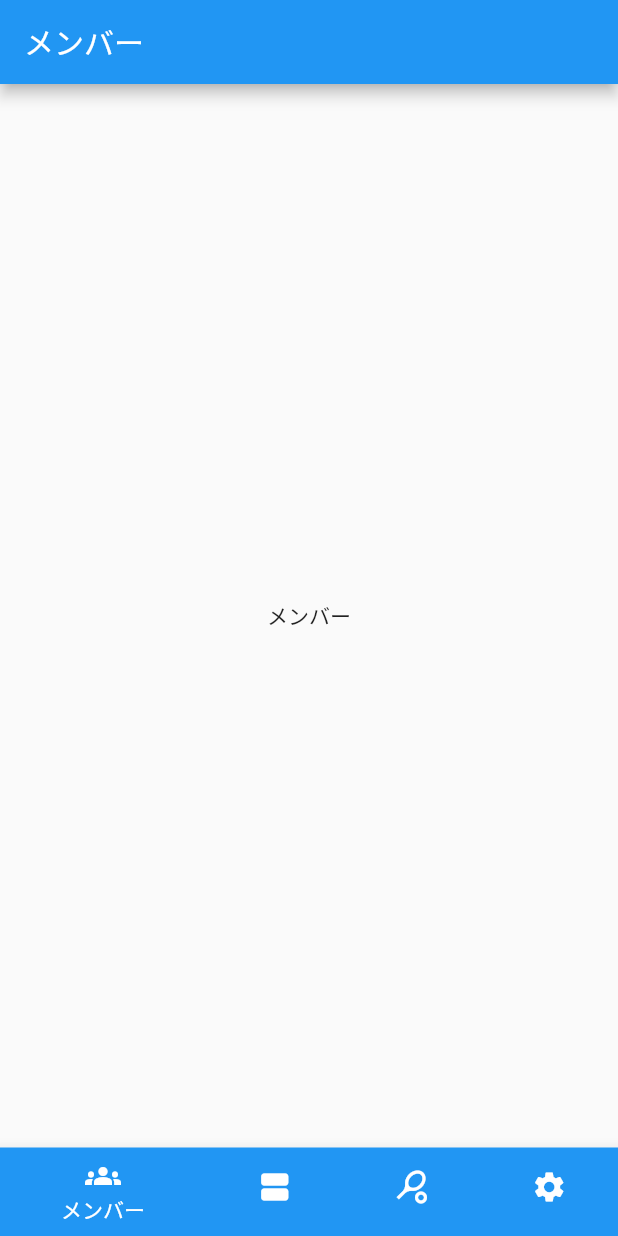
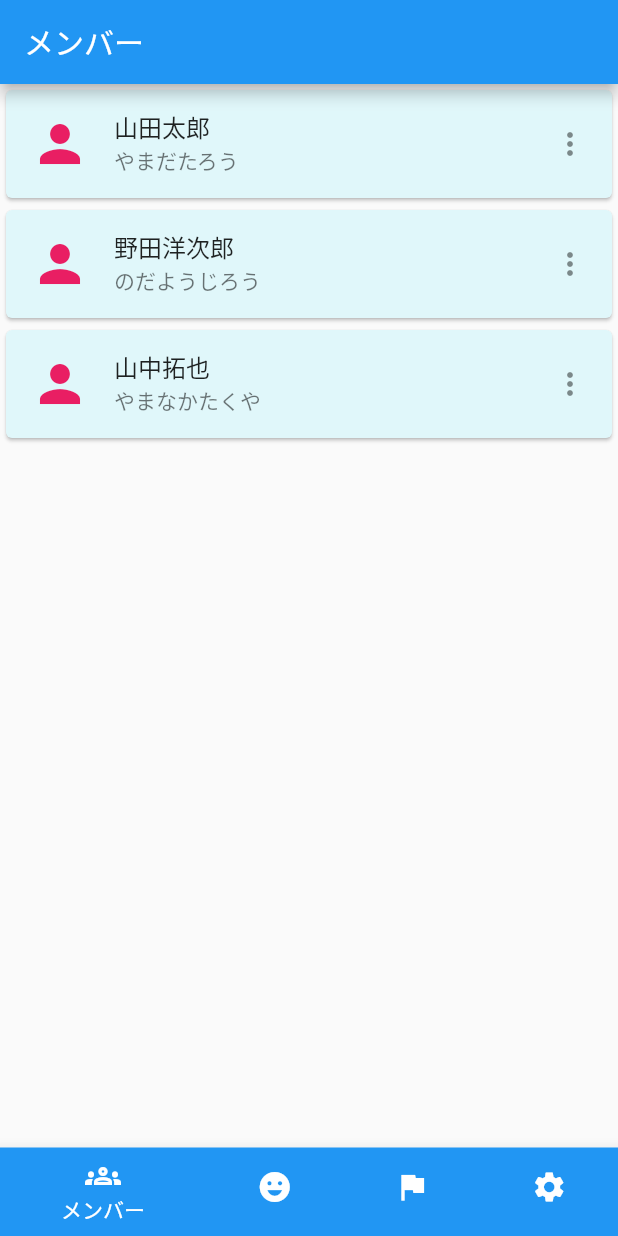
Before and after one commit to Romu1273x/DoublesRecombinedApp, a Flutter app: the screen it shows after launch, on a phone screen of 412 x 824 dp. Run offline on Flutter 3.47's test engine with Material 2 defaults, Android fonts, the phone set to English and light mode, and no system bars.

Commit message:
ユーザ一覧、参加者一覧、ボトムナビゲーションの仮レイアウト
仮レイアウト
・ユーザ一覧
・参加者一覧
・ボトムナビゲーション

テストデータ(User)あり

```diff
--- /dev/null
+++ b/doubles_recombined_app/lib/model/user_model.dart
@@ -0,0 +1,45 @@
+import 'package:doubles_recombined_app/view/participant_list_view.dart';
+
+class User {
+  final int id;
+  final String name;
+  final String name_kana;
+  final int sex;
+  final bool participant;
+
+  User(
+    this.id,
+    this.name,
+    this.name_kana,
+    this.sex,
+    this.participant,
+  );
+
+  Map<String, dynamic> toMap() {
+    return {
+      'id': id,
+      'name': name,
+      'name_kana': name_kana,
+      'sex': sex,
+      'participant': participant,
+    };
+  }
+}
+
+class Users {
+  List<User> _users = [];
+
+  // TODO：削除。テストデータ
+  List<User> testUsers (){
+    final data1 = User(1, '山田太郎', 'やまだたろう', 2, true);
+    final data2 = User(2, '野田洋次郎', 'のだようじろう', 1, false);
+    final data3 = User(3, '山中拓也', 'やまなかたくや', 1, true);
+
+    _users.add(data1);
+    _users.add(data2);
+    _users.add(data3);
+
+    return _users;
+  }
+
+}
--- a/doubles_recombined_app/lib/view/common_view.dart
+++ b/doubles_recombined_app/lib/view/common_view.dart
@@ -24,26 +24,26 @@ class CommonView extends StatelessWidget {
         currentIndex: model.index,
         items: const <BottomNavigationBarItem>[
           BottomNavigationBarItem(
-            icon: Icon(Icons.group), // pepole
-            activeIcon: Icon(Icons.groups),
+            icon: Icon(Icons.groups), // pepole
+            activeIcon: Icon(Icons.groups_outlined),
             label: 'メンバー',
             backgroundColor: Colors.blue,
           ),
           BottomNavigationBarItem(
-            icon: Icon(Icons.view_agenda), // emoji_emotions, view
+            icon: Icon(Icons.emoji_emotions), // view
             activeIcon: Icon(Icons.emoji_emotions_outlined),
             label: '参加者',
             backgroundColor: Colors.blue,
           ),
           BottomNavigationBarItem(
-            icon: Icon(Icons.sports_tennis), // flag, reduce_capacity, repeat, sports
-            activeIcon: Icon(Icons.sports_tennis_outlined),
+            icon: Icon(Icons.flag), // sports_tennis, reduce_capacity, repeat, sports
+            activeIcon: Icon(Icons.flag_outlined),
             label: '試合',
             backgroundColor: Colors.blue,
           ),
           BottomNavigationBarItem(
             icon: Icon(Icons.settings),
-            activeIcon: Icon(Icons.settings_accessibility),
+            activeIcon: Icon(Icons.settings_outlined),
             label: '設定',
             backgroundColor: Colors.blue,
           ),
--- a/doubles_recombined_app/lib/view/user_list_view.dart
+++ b/doubles_recombined_app/lib/view/user_list_view.dart
@@ -1,14 +1,32 @@
 import 'package:flutter/material.dart';
+import 'package:doubles_recombined_app/model/user_model.dart';
 
 class UserListView extends StatelessWidget {
+  // TODO:削除。テストデータ
+  final userlist = Users().testUsers();
+
   @override
   Widget build(BuildContext context) {
     return Scaffold(
       appBar: AppBar(
         title: Text('メンバー')
       ),
-      body: Center(
-        child: Text('メンバー'),
+      body: ListView.builder(
+        itemCount: userlist.length,
+        itemBuilder: (BuildContext context, int index) {
+          return Card(
+            color: Colors.cyan[50],
+            child: ListTile(
+              title: Text(userlist[index].name),
+              subtitle: Text(userlist[index].name_kana),
+              trailing: Icon(Icons.more_vert),
+              leading: Icon(Icons.person, size:40, color: Colors.pink),
+              onTap: () {
+                // クリック時の動作を記述する
+              },
+            ),
+          );
+        },
       ),
     );
   }
```
Also changed, not shown: doubles_recombined_app/lib/view/participant_list_view.dart (+20 -2 lines).
